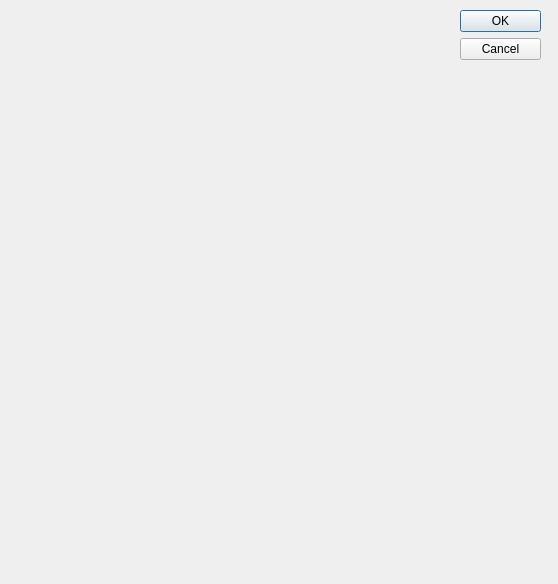
Old version of the form dialogsetparam.ui in the repository SasanRazm/JOINUS.
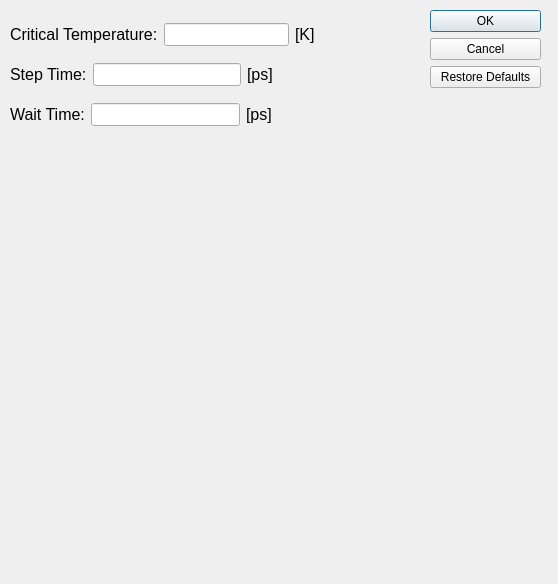
New version of the form.

Diff of the .ui file:
```diff
--- a/dialogsetparam.ui
+++ b/dialogsetparam.ui
@@ -10,24 +10,207 @@
     <height>584</height>
    </rect>
   </property>
+  <property name="sizePolicy">
+   <sizepolicy hsizetype="Fixed" vsizetype="Fixed">
+    <horstretch>0</horstretch>
+    <verstretch>0</verstretch>
+   </sizepolicy>
+  </property>
   <property name="windowTitle">
    <string>Dialog</string>
   </property>
   <widget class="QDialogButtonBox" name="buttonBox">
    <property name="geometry">
     <rect>
-     <x>460</x>
+     <x>430</x>
      <y>10</y>
-     <width>81</width>
-     <height>561</height>
+     <width>111</width>
+     <height>121</height>
     </rect>
    </property>
    <property name="orientation">
     <enum>Qt::Vertical</enum>
    </property>
    <property name="standardButtons">
-    <set>QDialogButtonBox::Cancel|QDialogButtonBox::Ok</set>
+    <set>QDialogButtonBox::Cancel|QDialogButtonBox::Ok|QDialogButtonBox::RestoreDefaults</set>
    </property>
+   <property name="centerButtons">
+    <bool>false</bool>
+   </property>
+  </widget>
+  <widget class="QWidget" name="layoutWidget">
+   <property name="geometry">
+    <rect>
+     <x>10</x>
+     <y>60</y>
+     <width>410</width>
+     <height>29</height>
+    </rect>
+   </property>
+   <layout class="QHBoxLayout" name="horizontalLayout_2">
+    <item>
+     <widget class="QLabel" name="LblName_2">
+      <property name="font">
+       <font>
+        <pointsize>12</pointsize>
+       </font>
+      </property>
+      <property name="text">
+       <string>Step Time:</string>
+      </property>
+     </widget>
+    </item>
+    <item>
+     <widget class="QLineEdit" name="lineEditVal_2">
+      <property name="font">
+       <font>
+        <pointsize>10</pointsize>
+       </font>
+      </property>
+     </widget>
+    </item>
+    <item>
+     <widget class="QLabel" name="LblDimention_2">
+      <property name="font">
+       <font>
+        <pointsize>12</pointsize>
+       </font>
+      </property>
+      <property name="text">
+       <string>[ps]</string>
+      </property>
+     </widget>
+    </item>
+    <item>
+     <spacer name="horizontalSpacer_2">
+      <property name="orientation">
+       <enum>Qt::Horizontal</enum>
+      </property>
+      <property name="sizeHint" stdset="0">
+       <size>
+        <width>40</width>
+        <height>20</height>
+       </size>
+      </property>
+     </spacer>
+    </item>
+   </layout>
+  </widget>
+  <widget class="QWidget" name="layoutWidget_2">
+   <property name="geometry">
+    <rect>
+     <x>10</x>
+     <y>100</y>
+     <width>410</width>
+     <height>29</height>
+    </rect>
+   </property>
+   <layout class="QHBoxLayout" name="horizontalLayout_3">
+    <item>
+     <widget class="QLabel" name="LblName_3">
+      <property name="font">
+       <font>
+        <pointsize>12</pointsize>
+       </font>
+      </property>
+      <property name="text">
+       <string>Wait Time:</string>
+      </property>
+     </widget>
+    </item>
+    <item>
+     <widget class="QLineEdit" name="lineEditVal_3">
+      <property name="font">
+       <font>
+        <pointsize>10</pointsize>
+       </font>
+      </property>
+     </widget>
+    </item>
+    <item>
+     <widget class="QLabel" name="LblDimention_3">
+      <property name="font">
+       <font>
+        <pointsize>12</pointsize>
+       </font>
+      </property>
+      <property name="text">
+       <string>[ps]</string>
+      </property>
+     </widget>
+    </item>
+    <item>
+     <spacer name="horizontalSpacer_3">
+      <property name="orientation">
+       <enum>Qt::Horizontal</enum>
+      </property>
+      <property name="sizeHint" stdset="0">
+       <size>
+        <width>40</width>
+        <height>20</height>
+       </size>
+      </property>
+     </spacer>
+    </item>
+   </layout>
+  </widget>
+  <widget class="QWidget" name="">
+   <property name="geometry">
+    <rect>
+     <x>10</x>
+     <y>20</y>
+     <width>410</width>
+     <height>29</height>
+    </rect>
+   </property>
+   <layout class="QHBoxLayout" name="horizontalLayout">
+    <item>
+     <widget class="QLabel" name="LblName">
+      <property name="font">
+       <font>
+        <pointsize>12</pointsize>
+       </font>
+      </property>
+      <property name="text">
+       <string>Critical Temperature:</string>
+      </property>
+     </widget>
+    </item>
+    <item>
+     <widget class="QLineEdit" name="lineEditVal">
+      <property name="font">
+       <font>
+        <pointsize>10</pointsize>
+       </font>
+      </property>
+     </widget>
+    </item>
+    <item>
+     <widget class="QLabel" name="LblDimention">
+      <property name="font">
+       <font>
+        <pointsize>12</pointsize>
+       </font>
+      </property>
+      <property name="text">
+       <string>[K]</string>
+      </property>
+     </widget>
+    </item>
+    <item>
+     <spacer name="horizontalSpacer">
+      <property name="orientation">
+       <enum>Qt::Horizontal</enum>
+      </property>
+      <property name="sizeHint" stdset="0">
+       <size>
+        <width>40</width>
+        <height>20</height>
+       </size>
+      </property>
+     </spacer>
+    </item>
+   </layout>
   </widget>
  </widget>
  <resources/>
```
Left out of the diff: 3 changed lines with no effect on the pictures.
